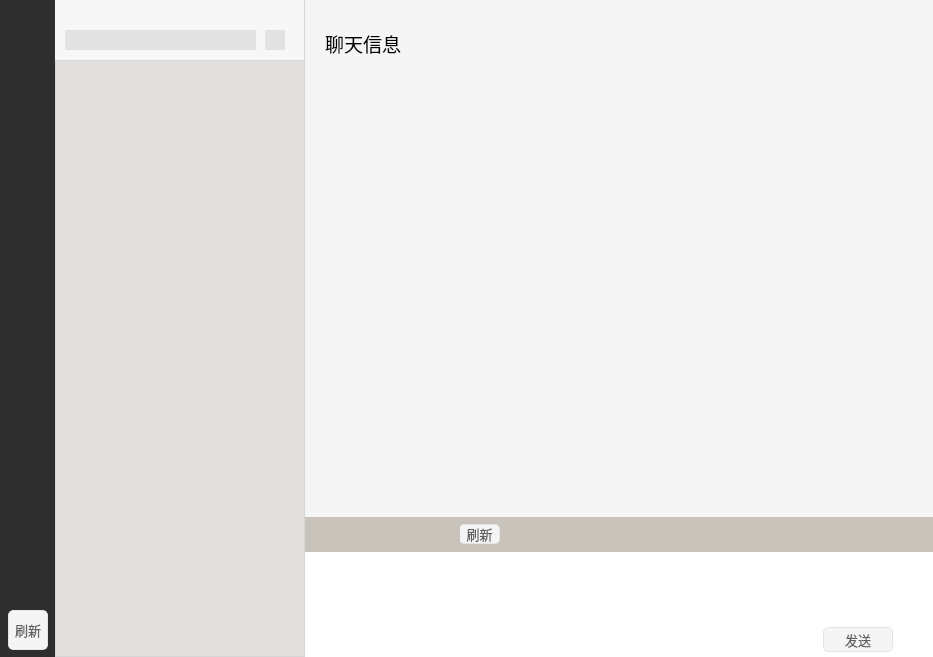
Qt form Client/client.ui (flyjay123/OurChat) before a commit.
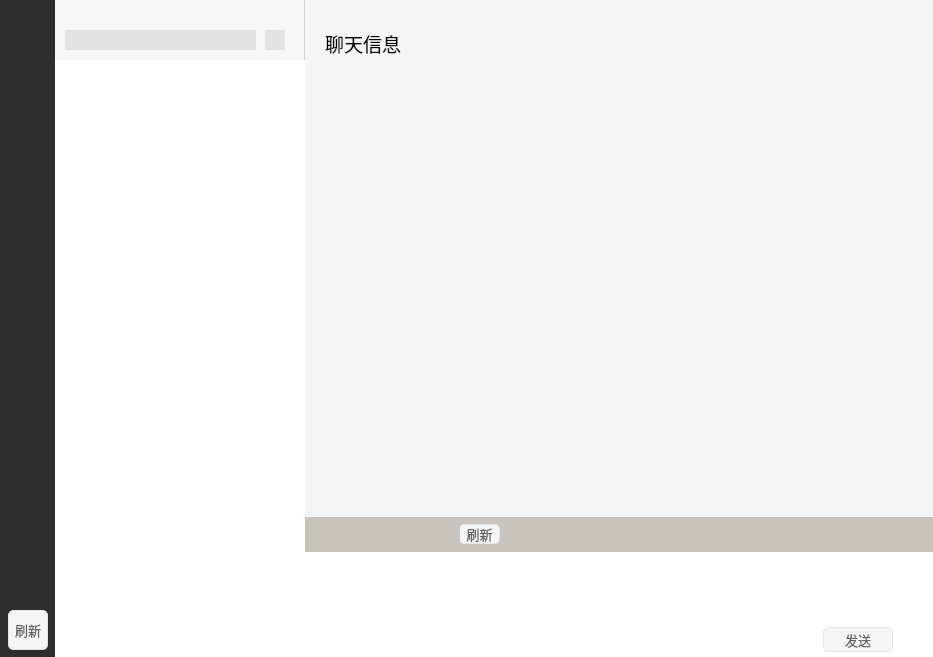
The same form after that commit. Icons and pictures are not drawn. Custom widgets are drawn as their Qt base class.

```diff
--- a/Client/client.ui
+++ b/Client/client.ui
@@ -139,51 +139,10 @@
         </widget>
        </widget>
       </item>
-      <item row="1" column="0">
-       <widget class="QListWidget" name="listWidget_info">
-        <property name="minimumSize">
-         <size>
-          <width>250</width>
-          <height>0</height>
-         </size>
-        </property>
-        <property name="maximumSize">
-         <size>
-          <width>250</width>
-          <height>16777215</height>
-         </size>
-        </property>
-        <property name="styleSheet">
-         <string notr="true">QListWidget
-{
-	background-color: rgb(226,224,223);
-	border-style: none;
-	border-right:1px solid #D6D6D6;
-	border-top:1px solid #D6D6D6;
-	border-left:1px solid #D6D6D6;
-	border-bottom:1px solid #D6D6D6;	
-}
-
-QScrollBar::handle:vertical:normal { //正常时状态
-background:#6eb1f0;
-width:8px;
-}
-QScrollBar::handle:vertical:hover { //保持时状态
-background:#e6e6e6;
-width:8px;
-}
-QScrollBar::handle:vertical:pressed { //按下时状态
-background:#a5a5a5;
-width:8px;
-}
-</string>
-        </property>
-        <property name="horizontalScrollBarPolicy">
-         <enum>Qt::ScrollBarAlwaysOff</enum>
-        </property>
-        <property name="selectionMode">
-         <enum>QAbstractItemView::SingleSelection</enum>
-        </property>
+      <item row="2" column="0">
+       <widget class="QStackedWidget" name="stackedWidget_list">
+        <widget class="QWidget" name="page_5"/>
+        <widget class="QWidget" name="page_6"/>
        </widget>
       </item>
      </layout>
@@ -896,7 +855,7 @@
        <property name="geometry">
         <rect>
          <x>15</x>
-         <y>110</y>
+         <y>100</y>
          <width>25</width>
          <height>25</height>
         </rect>
```
Left out of the diff: 170 changed lines with no effect on the pictures.
